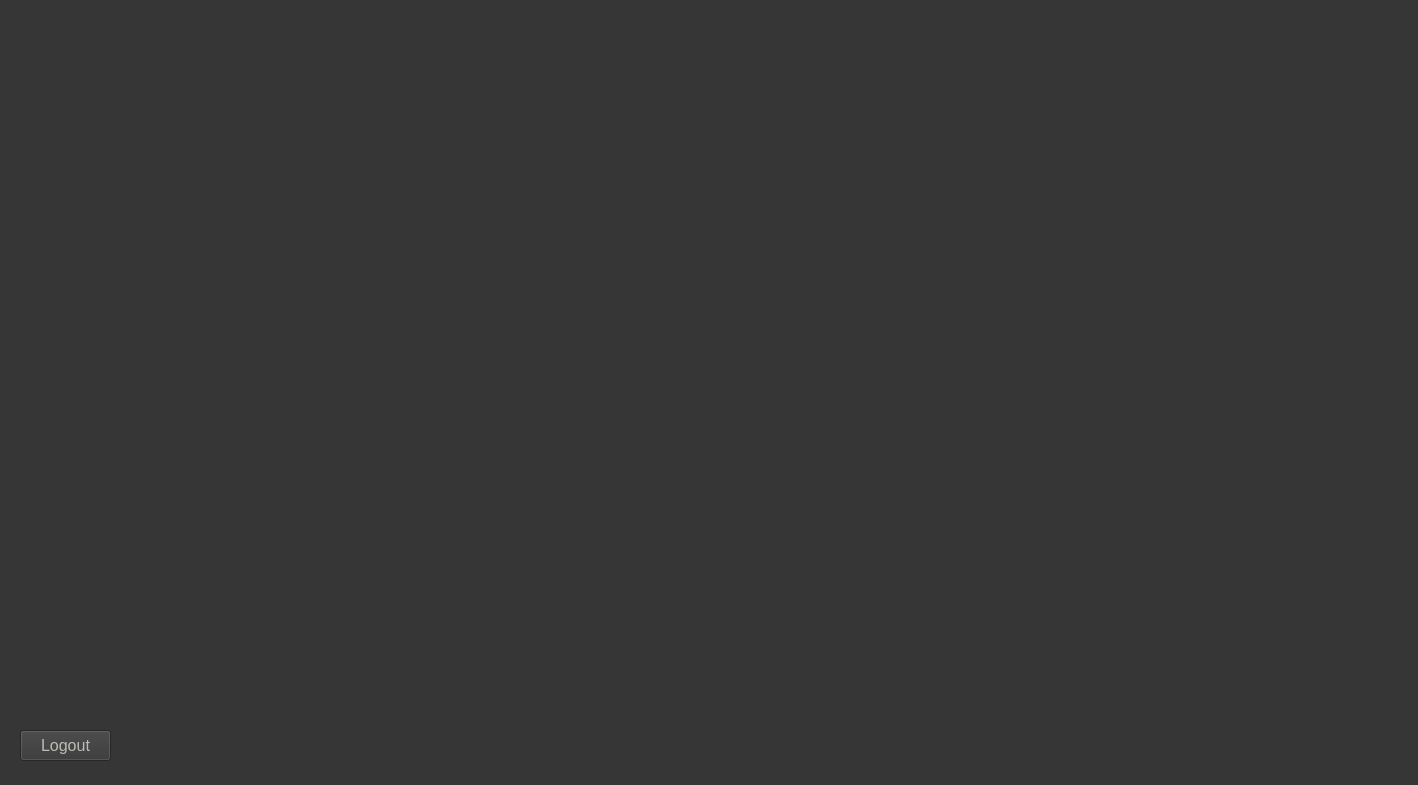
Qt form ETM/homepage.ui (JWaters02/SDI-C6) before a commit.
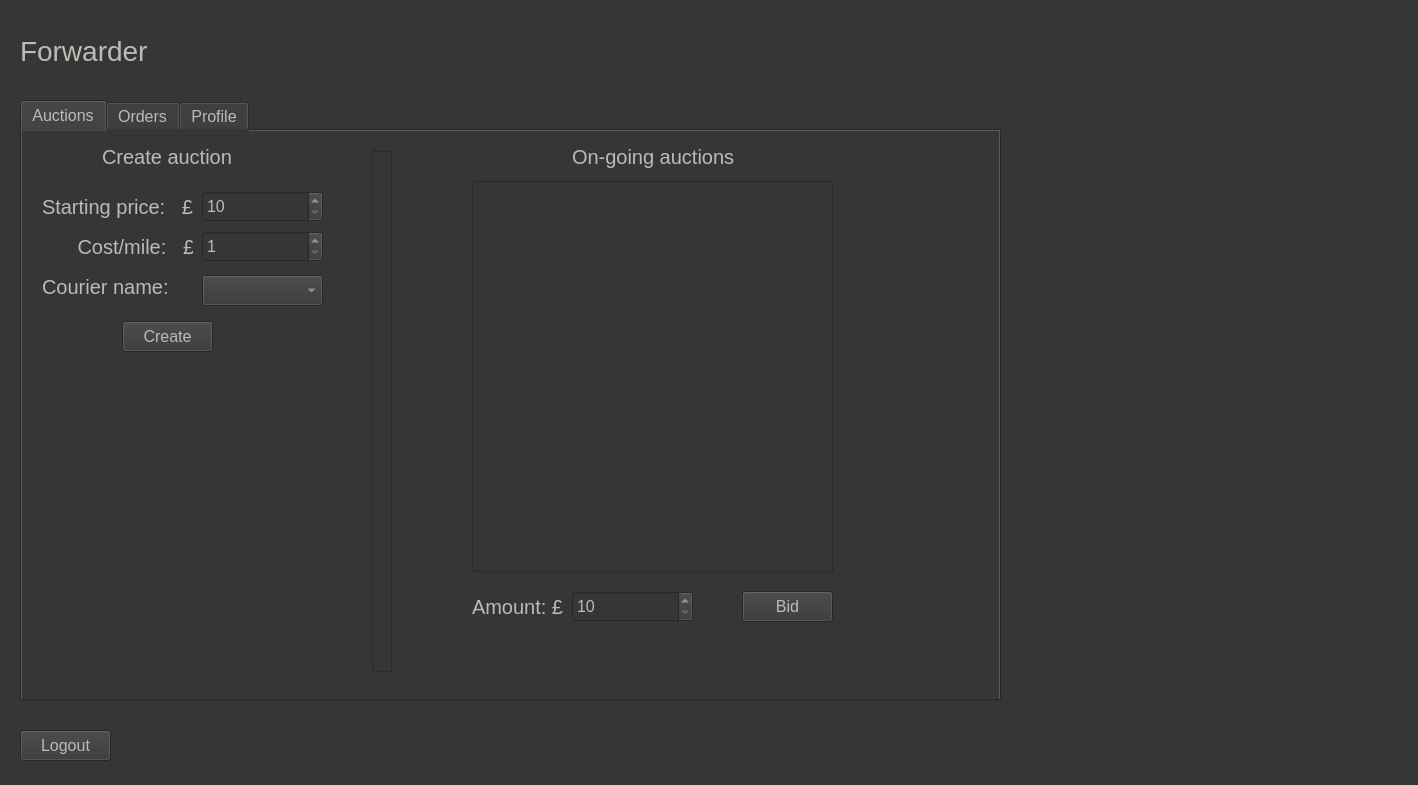
The same form after that commit. The open tabs and pages were chosen to show the change.

```diff
--- a/ETM/homepage.ui
+++ b/ETM/homepage.ui
@@ -125,7 +125,431 @@
     </widget>
    </widget>
    <widget class="QWidget" name="DriverPage"/>
-   <widget class="QWidget" name="ForwarderPage"/>
+   <widget class="QWidget" name="ForwarderPage">
+    <widget class="QTabWidget" name="tbForwarder">
+     <property name="geometry">
+      <rect>
+       <x>0</x>
+       <y>90</y>
+       <width>981</width>
+       <height>601</height>
+      </rect>
+     </property>
+     <property name="styleSheet">
+      <string notr="true">background-color: rgb(54, 54, 54);
+font: 16px;
+color: rgb(186, 189, 182);</string>
+     </property>
+     <property name="currentIndex">
+      <number>1</number>
+     </property>
+     <widget class="QWidget" name="tbFBids">
+      <attribute name="title">
+       <string>Auctions</string>
+      </attribute>
+      <widget class="QPushButton" name="btnFBidsCreate">
+       <property name="geometry">
+        <rect>
+         <x>100</x>
+         <y>190</y>
+         <width>91</width>
+         <height>31</height>
+        </rect>
+       </property>
+       <property name="styleSheet">
+        <string notr="true">background-color: rgb(54, 54, 54);
+font: 16px;
+color: rgb(186, 189, 182);</string>
+       </property>
+       <property name="text">
+        <string>Create</string>
+       </property>
+      </widget>
+      <widget class="QLabel" name="label_5">
+       <property name="geometry">
+        <rect>
+         <x>80</x>
+         <y>10</y>
+         <width>141</width>
+         <height>31</height>
+        </rect>
+       </property>
+       <property name="styleSheet">
+        <string notr="true">color: rgb(186, 189, 182); 
+font-size: 20px</string>
+       </property>
+       <property name="text">
+        <string>Create auction</string>
+       </property>
+      </widget>
+      <widget class="QSpinBox" name="spnFBidsStartingPrice">
+       <property name="geometry">
+        <rect>
+         <x>180</x>
+         <y>60</y>
+         <width>121</width>
+         <height>31</height>
+        </rect>
+       </property>
+       <property name="minimum">
+        <number>10</number>
+       </property>
+       <property name="maximum">
+        <number>2000</number>
+       </property>
+      </widget>
+      <widget class="QLabel" name="label_6">
+       <property name="geometry">
+        <rect>
+         <x>20</x>
+         <y>60</y>
+         <width>151</width>
+         <height>31</height>
+        </rect>
+       </property>
+       <property name="styleSheet">
+        <string notr="true">color: rgb(186, 189, 182); 
+font-size: 20px</string>
+       </property>
+       <property name="text">
+        <string>Starting price:   £</string>
+       </property>
+      </widget>
+      <widget class="QLabel" name="label_7">
+       <property name="geometry">
+        <rect>
+         <x>50</x>
+         <y>100</y>
+         <width>121</width>
+         <height>31</height>
+        </rect>
+       </property>
+       <property name="styleSheet">
+        <string notr="true">color: rgb(186, 189, 182); 
+font-size: 20px</string>
+       </property>
+       <property name="text">
+        <string> Cost/mile:   £</string>
+       </property>
+      </widget>
+      <widget class="QSpinBox" name="spnFBidsCostPMile">
+       <property name="geometry">
+        <rect>
+         <x>180</x>
+         <y>100</y>
+         <width>121</width>
+         <height>31</height>
+        </rect>
+       </property>
+       <property name="minimum">
+        <number>1</number>
+       </property>
+       <property name="maximum">
+        <number>2000</number>
+       </property>
+       <property name="value">
+        <number>1</number>
+       </property>
+      </widget>
+      <widget class="QLabel" name="label_8">
+       <property name="geometry">
+        <rect>
+         <x>20</x>
+         <y>140</y>
+         <width>151</width>
+         <height>31</height>
+        </rect>
+       </property>
+       <property name="styleSheet">
+        <string notr="true">color: rgb(186, 189, 182); 
+font-size: 20px</string>
+       </property>
+       <property name="text">
+        <string>Courier name:</string>
+       </property>
+      </widget>
+      <widget class="QComboBox" name="cbFBidsCourierName">
+       <property name="geometry">
+        <rect>
+         <x>180</x>
+         <y>144</y>
+         <width>121</width>
+         <height>31</height>
+        </rect>
+       </property>
+      </widget>
+      <widget class="QLabel" name="label_9">
+       <property name="geometry">
+        <rect>
+         <x>550</x>
+         <y>10</y>
+         <width>171</width>
+         <height>31</height>
+        </rect>
+       </property>
+       <property name="styleSheet">
+        <string notr="true">color: rgb(186, 189, 182); 
+font-size: 20px</string>
+       </property>
+       <property name="text">
+        <string>On-going auctions</string>
+       </property>
+      </widget>
+      <widget class="QListWidget" name="lwFBidsAuctionsOngoing">
+       <property name="geometry">
+        <rect>
+         <x>450</x>
+         <y>50</y>
+         <width>361</width>
+         <height>391</height>
+        </rect>
+       </property>
+       <property name="styleSheet">
+        <string notr="true">color: rgb(186, 189, 182); 
+font-size: 18px</string>
+       </property>
+      </widget>
+      <widget class="QPushButton" name="btnFBidsBid">
+       <property name="geometry">
+        <rect>
+         <x>720</x>
+         <y>460</y>
+         <width>91</width>
+         <height>31</height>
+        </rect>
+       </property>
+       <property name="styleSheet">
+        <string notr="true">background-color: rgb(54, 54, 54);
+font: 16px;
+color: rgb(186, 189, 182);</string>
+       </property>
+       <property name="text">
+        <string>Bid</string>
+       </property>
+      </widget>
+      <widget class="QLabel" name="label_10">
+       <property name="geometry">
+        <rect>
+         <x>450</x>
+         <y>460</y>
+         <width>101</width>
+         <height>31</height>
+        </rect>
+       </property>
+       <property name="styleSheet">
+        <string notr="true">color: rgb(186, 189, 182); 
+font-size: 20px</string>
+       </property>
+       <property name="text">
+        <string>Amount: £</string>
+       </property>
+      </widget>
+      <widget class="QSpinBox" name="spnFBidsAmountBid">
+       <property name="geometry">
+        <rect>
+         <x>550</x>
+         <y>460</y>
+         <width>121</width>
+         <height>31</height>
+        </rect>
+       </property>
+       <property name="minimum">
+        <number>10</number>
+       </property>
+       <property name="maximum">
+        <number>2000</number>
+       </property>
+      </widget>
+      <widget class="QFrame" name="seperator">
+       <property name="geometry">
+        <rect>
+         <x>350</x>
+         <y>20</y>
+         <width>20</width>
+         <height>521</height>
+        </rect>
+       </property>
+       <property name="frameShape">
+        <enum>QFrame::StyledPanel</enum>
+       </property>
+       <property name="frameShadow">
+        <enum>QFrame::Raised</enum>
+       </property>
+      </widget>
+     </widget>
+     <widget class="QWidget" name="tbFOrders">
+      <attribute name="title">
+       <string>Orders</string>
+      </attribute>
+      <widget class="QLabel" name="lblConsigneeOrders_6">
+       <property name="geometry">
+        <rect>
+         <x>160</x>
+         <y>10</y>
+         <width>81</width>
+         <height>31</height>
+        </rect>
+       </property>
+       <property name="styleSheet">
+        <string notr="true">color: rgb(186, 189, 182); 
+font-size: 20px</string>
+       </property>
+       <property name="text">
+        <string>Orders</string>
+       </property>
+      </widget>
+      <widget class="QListWidget" name="lwFOrders">
+       <property name="geometry">
+        <rect>
+         <x>30</x>
+         <y>50</y>
+         <width>401</width>
+         <height>391</height>
+        </rect>
+       </property>
+       <property name="styleSheet">
+        <string notr="true">color: rgb(186, 189, 182); 
+font-size: 18px</string>
+       </property>
+      </widget>
+      <widget class="QLabel" name="lblFOrderInfo">
+       <property name="geometry">
+        <rect>
+         <x>30</x>
+         <y>450</y>
+         <width>401</width>
+         <height>61</height>
+        </rect>
+       </property>
+       <property name="styleSheet">
+        <string notr="true">color: rgb(186, 189, 182); 
+font-size: 16px</string>
+       </property>
+       <property name="text">
+        <string/>
+       </property>
+       <property name="alignment">
+        <set>Qt::AlignCenter</set>
+       </property>
+       <property name="wordWrap">
+        <bool>true</bool>
+       </property>
+      </widget>
+      <widget class="QPushButton" name="btnFOrdersRefresh">
+       <property name="geometry">
+        <rect>
+         <x>440</x>
+         <y>50</y>
+         <width>91</width>
+         <height>31</height>
+        </rect>
+       </property>
+       <property name="styleSheet">
+        <string notr="true">background-color: rgb(54, 54, 54);
+font: 16px;
+color: rgb(186, 189, 182);</string>
+       </property>
+       <property name="text">
+        <string>Refresh</string>
+       </property>
+      </widget>
+      <widget class="QPushButton" name="btnFOrdersTakeOrder">
+       <property name="geometry">
+        <rect>
+         <x>440</x>
+         <y>410</y>
+         <width>91</width>
+         <height>31</height>
+        </rect>
+       </property>
+       <property name="styleSheet">
+        <string notr="true">background-color: rgb(54, 54, 54);
+font: 16px;
+color: rgb(186, 189, 182);</string>
+       </property>
+       <property name="text">
+        <string>Take</string>
+       </property>
+      </widget>
+      <widget class="QListWidget" name="lwFTakenOrders">
+       <property name="geometry">
+        <rect>
+         <x>540</x>
+         <y>50</y>
+         <width>401</width>
+         <height>391</height>
+        </rect>
+       </property>
+       <property name="styleSheet">
+        <string notr="true">color: rgb(186, 189, 182); 
+font-size: 18px</string>
+       </property>
+      </widget>
+      <widget class="QLabel" name="lblFTakenOrderInfo">
+       <property name="geometry">
+        <rect>
+         <x>540</x>
+         <y>450</y>
+         <width>401</width>
+         <height>61</height>
+        </rect>
+       </property>
+       <property name="styleSheet">
+        <string notr="true">color: rgb(186, 189, 182); 
+font-size: 16px</string>
+       </property>
+       <property name="text">
+        <string/>
+       </property>
+       <property name="alignment">
+        <set>Qt::AlignCenter</set>
+       </property>
+       <property name="wordWrap">
+        <bool>true</bool>
+       </property>
+      </widget>
+      <widget class="QLabel" name="lblConsigneePastOrders_2">
+       <property name="geometry">
+        <rect>
+         <x>680</x>
+         <y>10</y>
+         <width>141</width>
+         <height>31</height>
+        </rect>
+       </property>
+       <property name="styleSheet">
+        <string notr="true">color: rgb(186, 189, 182); 
+font-size: 20px</string>
+       </property>
+       <property name="text">
+        <string>Taken Orders</string>
+       </property>
+      </widget>
+     </widget>
+     <widget class="QWidget" name="tbFProfile">
+      <attribute name="title">
+       <string>Profile</string>
+      </attribute>
+     </widget>
+    </widget>
+    <widget class="QLabel" name="label_4">
+     <property name="geometry">
+      <rect>
+       <x>0</x>
+       <y>10</y>
+       <width>231</width>
+       <height>61</height>
+      </rect>
+     </property>
+     <property name="styleSheet">
+      <string notr="true">color: rgb(186, 189, 182); 
+font-size: 28px</string>
+     </property>
+     <property name="text">
+      <string>Forwarder</string>
+     </property>
+    </widget>
+   </widget>
    <widget class="QWidget" name="ConsigneePage">
     <widget class="QLabel" name="lblConsignee">
      <property name="geometry">
```
Left out of the diff: 285 changed lines with no effect on the pictures. Lines whose indentation alone changed are shown as unchanged.
